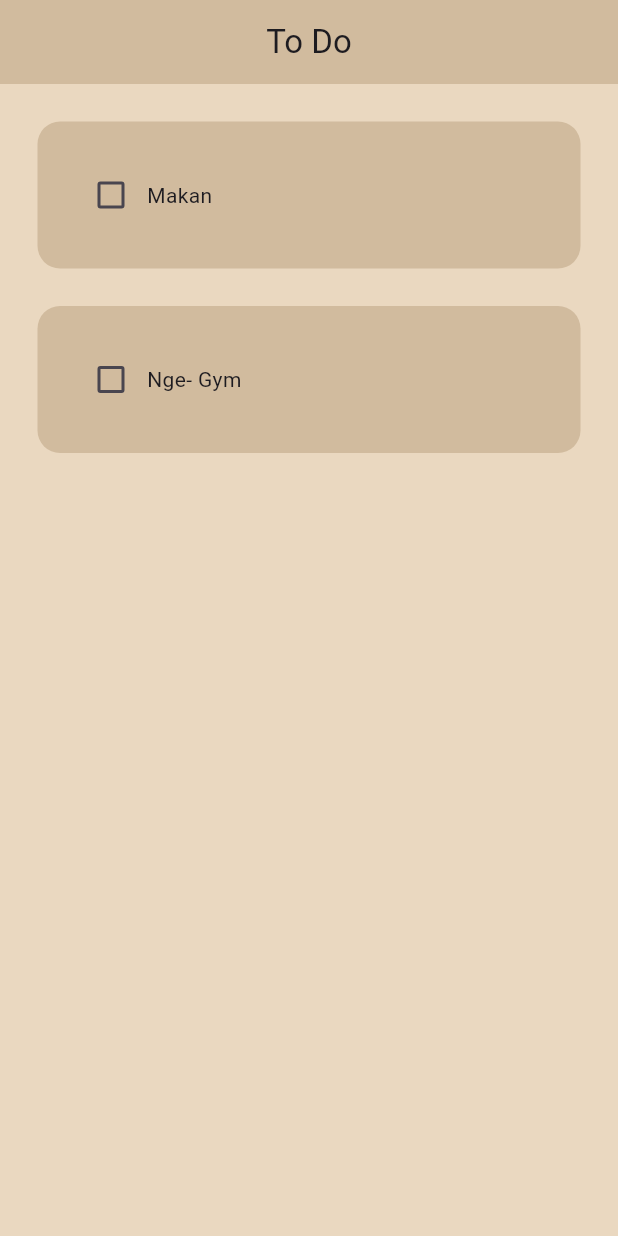
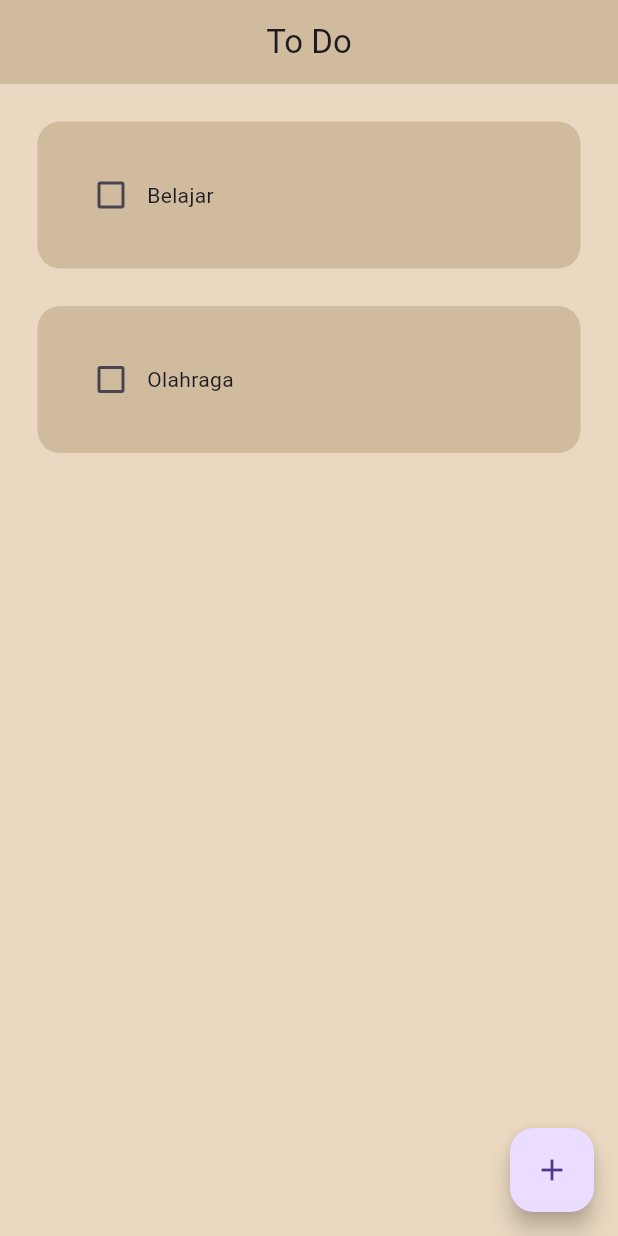
Before and after one commit to AbiyyuNMS/ToDo-List, a Flutter app: the screen it shows after launch, on a phone screen of 412 x 824 dp. Run offline on Flutter 3.47's test engine with Material 3 defaults, Android fonts, the phone set to English and light mode, and no system bars; drawn by our look-alikes of flutter_slidable; our stand-ins replace hive, hive_flutter; accounts and stored records are empty.

Commit message:
add database hive

```diff
--- /dev/null
+++ b/lib/data/database.dart
@@ -0,0 +1,24 @@
+import 'package:hive/hive.dart';
+
+class ToDoDB {
+  List toDoList = [];
+  final _myBox = Hive.box("mybox");
+
+//First Landing
+  void createInitialData() {
+    toDoList = [
+      ["Belajar", false],
+      ["Olahraga", false],
+    ];
+  }
+
+  //load db
+  void loadData() {
+    toDoList = _myBox.get("TODOLIST");
+  }
+
+  //update db
+  void updateData() {
+    _myBox.put("TODOLIST", toDoList);
+  }
+}
--- a/lib/pages/home_page.dart
+++ b/lib/pages/home_page.dart
@@ -1,4 +1,7 @@
 import 'package:flutter/material.dart';
+import 'package:hive/hive.dart';
+import 'package:to_do_app/data/database.dart';
+import 'package:to_do_app/utils/dialog_box.dart';
 import 'package:to_do_app/utils/todo_tile.dart';
 
 class HomePage extends StatefulWidget {
@@ -9,23 +12,63 @@ class HomePage extends StatefulWidget {
 }
 
 class _HomePageState extends State<HomePage> {
-  //list of todo task
-  List toDoList = [
-    [
-      "Makan",
-      false,
-    ],
-    [
-      "Nge- Gym",
-      false,
-    ],
-  ];
+  //hive
+  final _myBox = Hive.box("mybox");
+
+  @override
+  void initState() {
+    //if first time to open the app
+    if (_myBox.get("TODOLIST") == null) {
+      db.createInitialData();
+    } else {
+      //there are already data
+      db.loadData();
+    }
+
+    super.initState();
+  }
+
+  //text controller
+  final _controller = TextEditingController();
+  ToDoDB db = ToDoDB();
 
   //checkbox changed
   void checkBoxChanged(bool? value, int index) {
     setState(() {
-      toDoList[index][1] = !toDoList[index][1];
+      db.toDoList[index][1] = !db.toDoList[index][1];
     });
+    db.updateData();
+  }
+
+//save new task
+  void saveNewTask() {
+    setState(() {
+      db.toDoList.add([_controller.text, false]);
+      _controller.clear();
+    });
+    Navigator.of(context).pop();
+    db.updateData();
+  }
+
+  //new task create
+  void createNewTask() {
+    showDialog(
+        context: context,
+        builder: (context) {
+          return DialogBox(
+            controller: _controller,
+            onSave: saveNewTask,
+            onCancel: () => Navigator.of(context).pop(),
+          );
+        });
+  }
+
+  //delete task
+  void deleteTask(int index) {
+    setState(() {
+      db.toDoList.removeAt(index);
+    });
+    db.updateData();
   }
 
   @override
@@ -38,13 +81,18 @@ class _HomePageState extends State<HomePage> {
         title: const Text("To Do"),
         elevation: 0,
       ),
+      floatingActionButton: FloatingActionButton(
+        onPressed: createNewTask,
+        child: const Icon(Icons.add),
+      ),
       body: ListView.builder(
-        itemCount: toDoList.length,
+        itemCount: db.toDoList.length,
         itemBuilder: (context, index) {
           return ToDoTile(
-            taskName: toDoList[index][0],
-            taskCompleted: toDoList[index][1],
+            taskName: db.toDoList[index][0],
+            taskCompleted: db.toDoList[index][1],
             onChanged: (value) => checkBoxChanged(value, index),
+            deleteFunction: (context) => deleteTask(index),
           );
         },
       ),
--- a/lib/utils/todo_tile.dart
+++ b/lib/utils/todo_tile.dart
@@ -1,19 +1,34 @@
 import 'package:flutter/material.dart';
+import 'package:flutter_slidable/flutter_slidable.dart';
 
 class ToDoTile extends StatelessWidget {
   final String taskName;
   final bool taskCompleted;
   Function(bool?)? onChanged;
+  Function(BuildContext)? deleteFunction;
   ToDoTile(
       {super.key,
       required this.taskName,
       required this.taskCompleted,
-      required this.onChanged});
+      required this.onChanged,
+      required this.deleteFunction});
 
   @override
   Widget build(BuildContext context) {
     return Padding(
       padding: const EdgeInsets.only(left: 25.0, right: 25, top: 25),
+      child: Slidable(
+        endActionPane: ActionPane(
+          motion: const StretchMotion(),
+          children: [
+            SlidableAction(
+              onPressed: deleteFunction,
+              icon: Icons.delete,
+              backgroundColor: Colors.redAccent,
+              borderRadius: BorderRadius.circular(12),
+            ),
+          ],
+        ),
         child: Container(
             padding: const EdgeInsets.all(25),
             decoration: BoxDecoration(
@@ -38,6 +53,7 @@ class ToDoTile extends StatelessWidget {
                 ),
               ],
             )),
+      ),
     );
   }
 }
--- a/pubspec.yaml
+++ b/pubspec.yaml
@@ -30,15 +30,20 @@ environment:
 dependencies:
   flutter:
     sdk: flutter
+  hive: ^2.2.3
+  hive_flutter: ^1.1.0
 
 
   # The following adds the Cupertino Icons font to your application.
   # Use with the CupertinoIcons class for iOS style icons.
   cupertino_icons: ^1.0.2
+  flutter_slidable: ^3.1.0
 
 dev_dependencies:
   flutter_test:
     sdk: flutter
+  hive_generator: ^1.1.3
+  build_runner: ^2.1.11
 
   # The "flutter_lints" package below contains a set of recommended lints to
   # encourage good coding practices. The lint set provided by the package is
```
Also changed, not shown: lib/main.dart (+9 -1 lines), lib/utils/dialog_box.dart (added, +51 -0 lines), lib/utils/my_button.dart (added, +17 -0 lines), pubspec.lock, 1 other file. Lines whose indentation alone changed are shown as unchanged.
